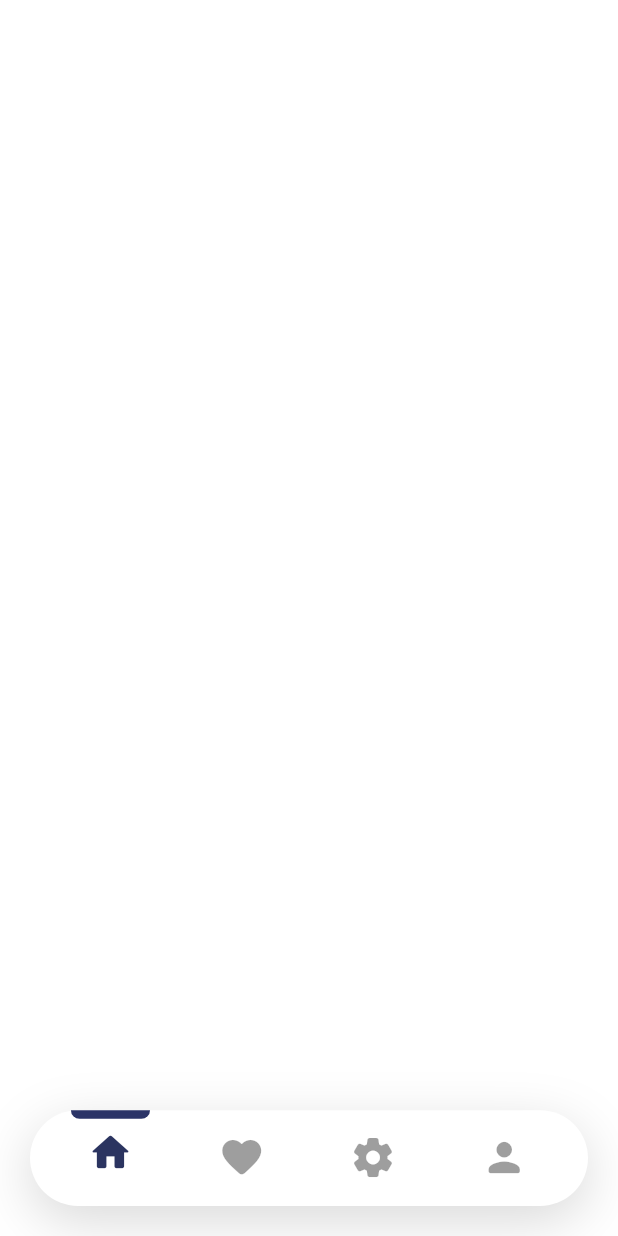
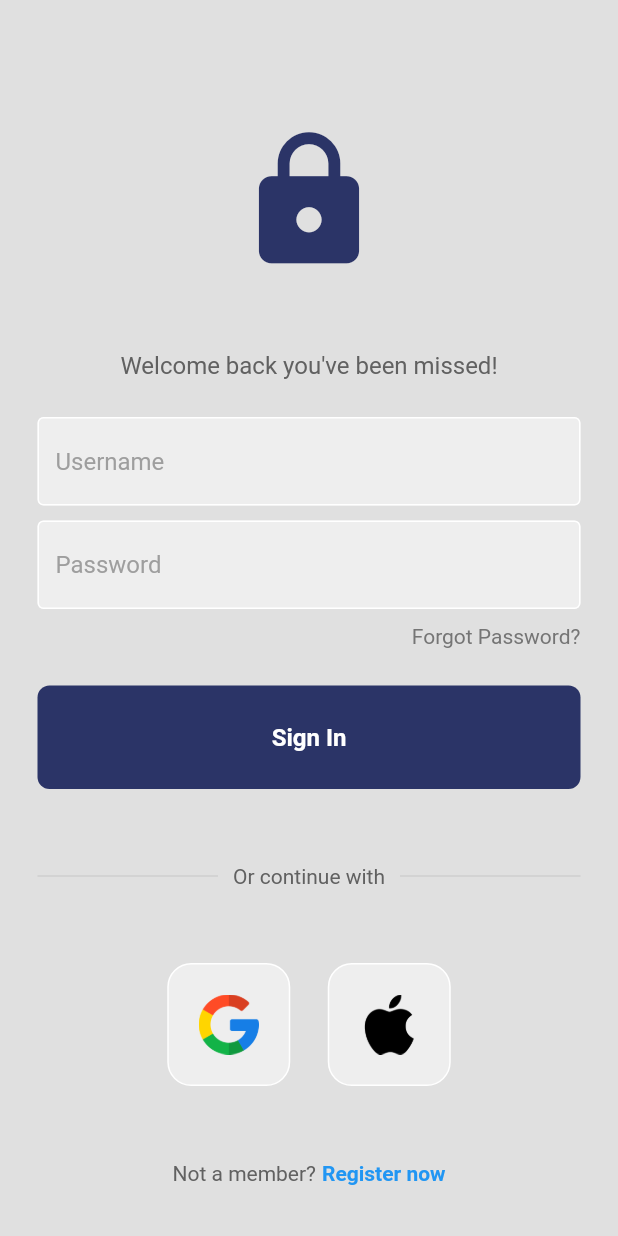
Before and after one commit to sank4lp55/finTech-App, a Flutter app: the screen it shows after launch, on a phone screen of 412 x 824 dp. Run offline on Flutter 3.47's test engine with Material 2 defaults, Android fonts, the phone set to English and light mode, and no system bars; our stand-ins replace animated_theme_switcher, flutter_screenutil, get, hive, hive_flutter, line_awesome_flutter and 2 more; accounts and stored records are empty.

Commit message:
login screen

```diff
--- a/frontend/lib/main.dart
+++ b/frontend/lib/main.dart
@@ -1,6 +1,7 @@
 import 'package:flutter/material.dart';
 import 'package:frontend/data/model/hive_models/add_date.dart';
 import 'package:frontend/navigation_container.dart';
+import 'package:frontend/views/pages/login_folder/loginpage.dart';
 import 'package:get/get_navigation/src/root/get_material_app.dart';
 import 'package:hive_flutter/adapters.dart';
 
@@ -21,17 +22,8 @@
         debugShowCheckedModeBanner: false,
         title: 'Flutter Demo',
         theme: ThemeData(
-          // This is the theme of your application.
-          //
-          // Try running your application with "flutter run". You'll see the
-          // application has a blue toolbar. Then, without quitting the app, try
-          // changing the primarySwatch below to Colors.green and then invoke
-          // "hot reload" (press "r" in the console where you ran "flutter run",
-          // or simply save your changes to "hot reload" in a Flutter IDE).
-          // Notice that the counter didn't reset back to zero; the application
-          // is not restarted.
           primarySwatch: Colors.blue,
         ),
-        home: NavigationContainer());
+        home: LoginPage());
   }
 }
--- /dev/null
+++ b/frontend/lib/views/pages/login_folder/loginpage.dart
@@ -0,0 +1,161 @@
+import 'package:flutter/material.dart';
+import 'package:frontend/utils/constants.dart';
+import 'package:frontend/views/widgets/my_button.dart';
+import 'package:frontend/views/widgets/my_textfield.dart';
+import 'package:frontend/views/widgets/square_tile.dart';
+
+class LoginPage extends StatelessWidget {
+  LoginPage({super.key});
+
+  // text editing controllers
+  final usernameController = TextEditingController();
+  final passwordController = TextEditingController();
+
+  // sign user in method
+  void signUserIn() {}
+
+  @override
+  Widget build(BuildContext context) {
+    return Scaffold(
+      backgroundColor: Colors.grey[300],
+      body: SafeArea(
+        child: Center(
+          child: SingleChildScrollView(
+            child: Column(
+              mainAxisAlignment: MainAxisAlignment.center,
+              children: [
+                const SizedBox(height: 50),
+
+                // logo
+                const Icon(
+                  Icons.lock,
+                  size: 100,
+                  color: dark,
+                ),
+
+                const SizedBox(height: 50),
+
+                // welcome back, you've been missed!
+                Text(
+                  'Welcome back you\'ve been missed!',
+                  style: TextStyle(
+                    color: Colors.grey[700],
+                    fontSize: 16,
+                  ),
+                ),
+
+                const SizedBox(height: 25),
+
+                // username textfield
+                MyTextField(
+                  controller: usernameController,
+                  hintText: 'Username',
+                  obscureText: false,
+                ),
+
+                const SizedBox(height: 10),
+
+                // password textfield
+                MyTextField(
+                  controller: passwordController,
+                  hintText: 'Password',
+                  obscureText: true,
+                ),
+
+                const SizedBox(height: 10),
+
+                // forgot password?
+                Padding(
+                  padding: const EdgeInsets.symmetric(horizontal: 25.0),
+                  child: Row(
+                    mainAxisAlignment: MainAxisAlignment.end,
+                    children: [
+                      Text(
+                        'Forgot Password?',
+                        style: TextStyle(color: Colors.grey[600]),
+                      ),
+                    ],
+                  ),
+                ),
+
+                const SizedBox(height: 25),
+
+                // sign in button
+                MyButton(
+                  onTap: signUserIn,
+                ),
+
+                const SizedBox(height: 50),
+
+                // or continue with
+                Padding(
+                  padding: const EdgeInsets.symmetric(horizontal: 25.0),
+                  child: Row(
+                    children: [
+                      Expanded(
+                        child: Divider(
+                          thickness: 0.5,
+                          color: Colors.grey[400],
+                        ),
+                      ),
+                      Padding(
+                        padding: const EdgeInsets.symmetric(horizontal: 10.0),
+                        child: Text(
+                          'Or continue with',
+                          style: TextStyle(color: Colors.grey[700]),
+                        ),
+                      ),
+                      Expanded(
+                        child: Divider(
+                          thickness: 0.5,
+                          color: Colors.grey[400],
+                        ),
+                      ),
+                    ],
+                  ),
+                ),
+
+                const SizedBox(height: 50),
+
+                // google + apple sign in buttons
+                Row(
+                  mainAxisAlignment: MainAxisAlignment.center,
+                  children: const [
+                    // google button
+                    SquareTile(imagePath: 'images/google.png'),
+
+                    SizedBox(width: 25),
+
+                    // apple button
+                    SquareTile(imagePath: 'images/apple.png')
+                  ],
+                ),
+
+                const SizedBox(height: 50),
+
+                // not a member? register now
+                Row(
+                  mainAxisAlignment: MainAxisAlignment.center,
+                  children: [
+                    Text(
+                      'Not a member?',
+                      style: TextStyle(color: Colors.grey[700]),
+                    ),
+                    const SizedBox(width: 4),
+                    const Text(
+                      'Register now',
+                      style: TextStyle(
+                        color: Colors.blue,
+                        fontWeight: FontWeight.bold,
+                      ),
+                    ),
+                  ],
+                )
+              ],
+            ),
+          ),
+        ),
+      ),
+    );
+  }
+}
--- /dev/null
+++ b/frontend/lib/views/widgets/my_button.dart
@@ -0,0 +1,33 @@
+import 'package:flutter/material.dart';
+import 'package:frontend/utils/constants.dart';
+
+class MyButton extends StatelessWidget {
+  final Function()? onTap;
+
+  const MyButton({super.key, required this.onTap});
+
+  @override
+  Widget build(BuildContext context) {
+    return GestureDetector(
+      onTap: onTap,
+      child: Container(
+        padding: const EdgeInsets.all(25),
+        margin: const EdgeInsets.symmetric(horizontal: 25),
+        decoration: BoxDecoration(
+          color: dark,
+          borderRadius: BorderRadius.circular(8),
+        ),
+        child: const Center(
+          child: Text(
+            "Sign In",
+            style: TextStyle(
+              color: Colors.white,
+              fontWeight: FontWeight.bold,
+              fontSize: 16,
+            ),
+          ),
+        ),
+      ),
+    );
+  }
+}
--- /dev/null
+++ b/frontend/lib/views/widgets/my_textfield.dart
@@ -0,0 +1,36 @@
+import 'package:flutter/material.dart';
+
+class MyTextField extends StatelessWidget {
+  final controller;
+  final String hintText;
+  final bool obscureText;
+
+  const MyTextField({
+    super.key,
+    required this.controller,
+    required this.hintText,
+    required this.obscureText,
+  });
+
+  @override
+  Widget build(BuildContext context) {
+    return Padding(
+      padding: const EdgeInsets.symmetric(horizontal: 25.0),
+      child: TextField(
+        controller: controller,
+        obscureText: obscureText,
+        decoration: InputDecoration(
+            enabledBorder: const OutlineInputBorder(
+              borderSide: BorderSide(color: Colors.white),
+            ),
+            focusedBorder: OutlineInputBorder(
+              borderSide: BorderSide(color: Colors.grey.shade400),
+            ),
+            fillColor: Colors.grey.shade200,
+            filled: true,
+            hintText: hintText,
+            hintStyle: TextStyle(color: Colors.grey[500])),
+      ),
+    );
+  }
+}
--- /dev/null
+++ b/frontend/lib/views/widgets/square_tile.dart
@@ -0,0 +1,25 @@
+import 'package:flutter/material.dart';
+
+class SquareTile extends StatelessWidget {
+  final String imagePath;
+  const SquareTile({
+    super.key,
+    required this.imagePath,
+  });
+
+  @override
+  Widget build(BuildContext context) {
+    return Container(
+      padding: EdgeInsets.all(20),
+      decoration: BoxDecoration(
+        border: Border.all(color: Colors.white),
+        borderRadius: BorderRadius.circular(16),
+        color: Colors.grey[200],
+      ),
+      child: Image.asset(
+        imagePath,
+        height: 40,
+      ),
+    );
+  }
+}
```
Also changed, not shown: frontend/images/apple.png (added), frontend/images/google.png (added).
